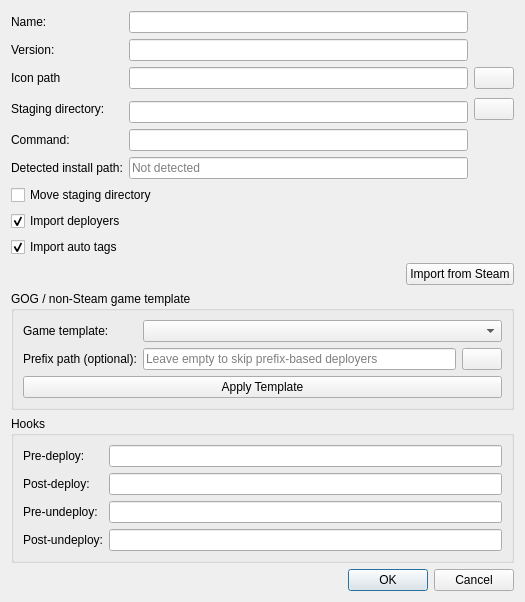
First picture: the form in src/ui/addappdialog.ui, repository C-Nucifora/limo, before the edit.
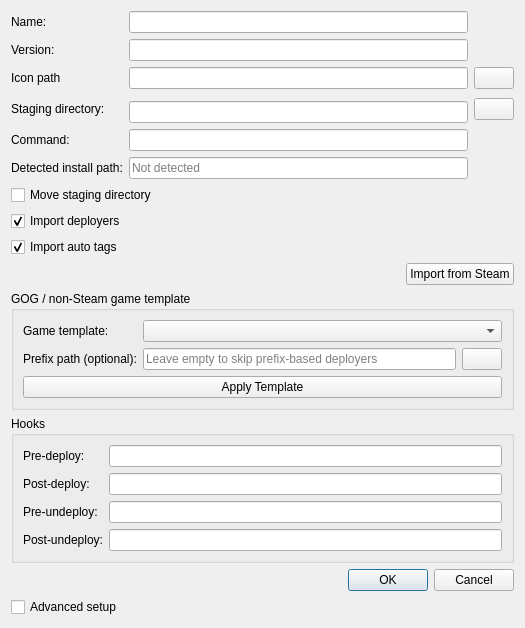
Second picture: the form after the edit. Icons and pictures are not drawn. Custom widgets are drawn as their Qt base class.

Commit message: feat(#92): add simple/advanced toggle to Add Application dialog

Diff of the .ui file:
```diff
--- a/src/ui/addappdialog.ui
+++ b/src/ui/addappdialog.ui
@@ -14,6 +14,16 @@
    <string>Add Application</string>
   </property>
   <layout class="QGridLayout" name="gridLayout_3">
+   <item row="9" column="0">
+    <widget class="QCheckBox" name="advanced_checkbox">
+     <property name="toolTip">
+      <string>Show advanced fields: version, icon, launch command and deploy hooks. Leave unchecked for a simple, guided setup.</string>
+     </property>
+     <property name="text">
+      <string>Advanced setup</string>
+     </property>
+    </widget>
+   </item>
    <item row="0" column="0">
     <layout class="QGridLayout" name="gridLayout">
      <item row="2" column="2">
```
The commit also changes 2 other files.
